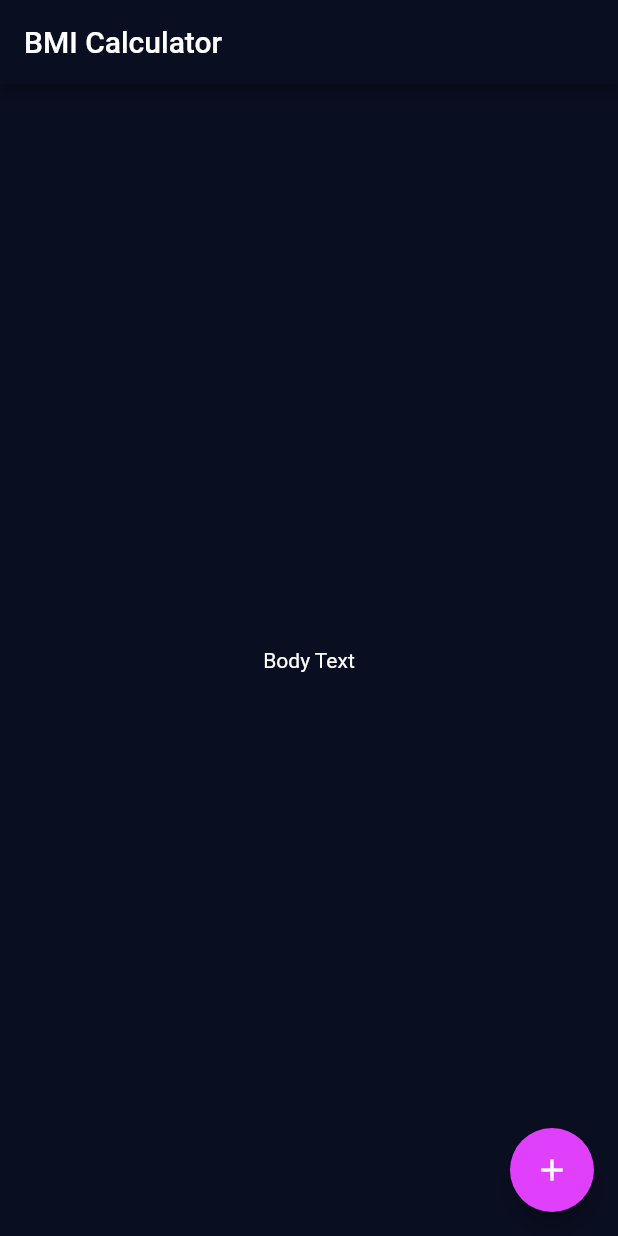
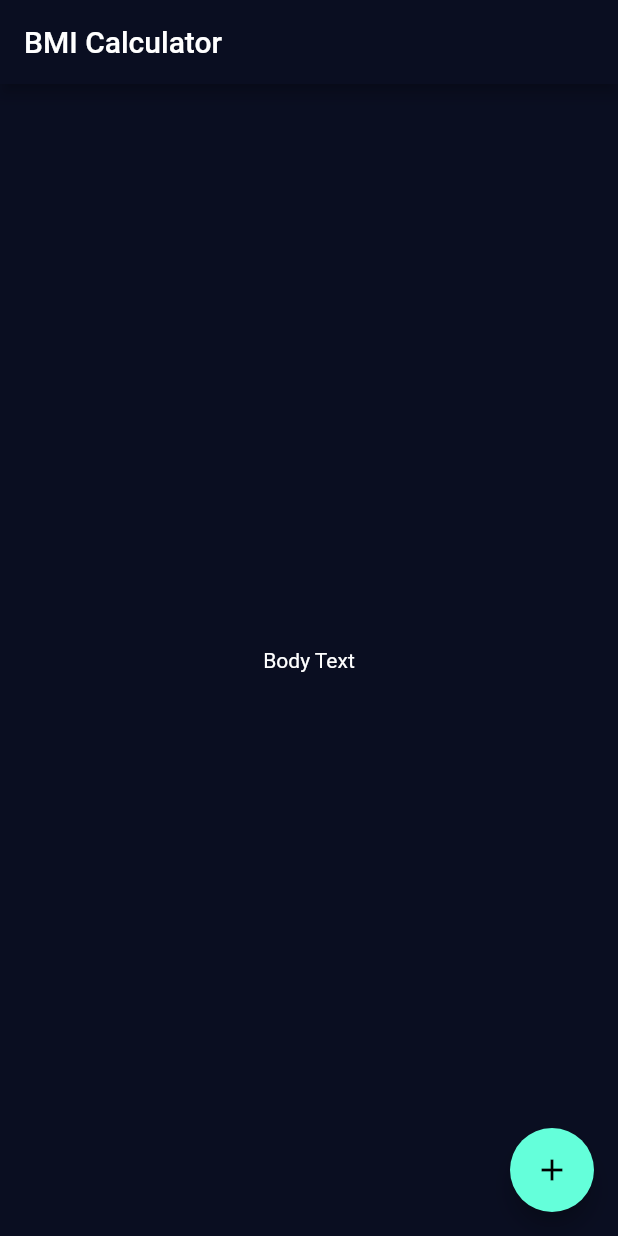
Before and after one commit to usmanhaider461/bmi_flutter_app, a Flutter app: the screen it shows after launch, on a phone screen of 412 x 824 dp. Run offline on Flutter 3.47's test engine with Material 2 defaults, Android fonts, the phone set to English and light mode, and no system bars.

Commit message:
ThemeData.Dark

```diff
--- a/lib/main.dart
+++ b/lib/main.dart
@@ -9,12 +9,10 @@ class BMICalculator extends StatelessWidget {
   @override
   Widget build(BuildContext context) {
     return MaterialApp(
-      theme: ThemeData(
+      theme: ThemeData.dark().copyWith(
         primaryColor: Color(0xff0a0e21),
         scaffoldBackgroundColor: Color(0xff0a0e21),
         // ignore: deprecated_member_use
-        textTheme: TextTheme(body1: TextStyle(color: Colors.white)),
-        accentColor: Colors.purpleAccent,
       ),
       home: InputPage(),
     );
```
